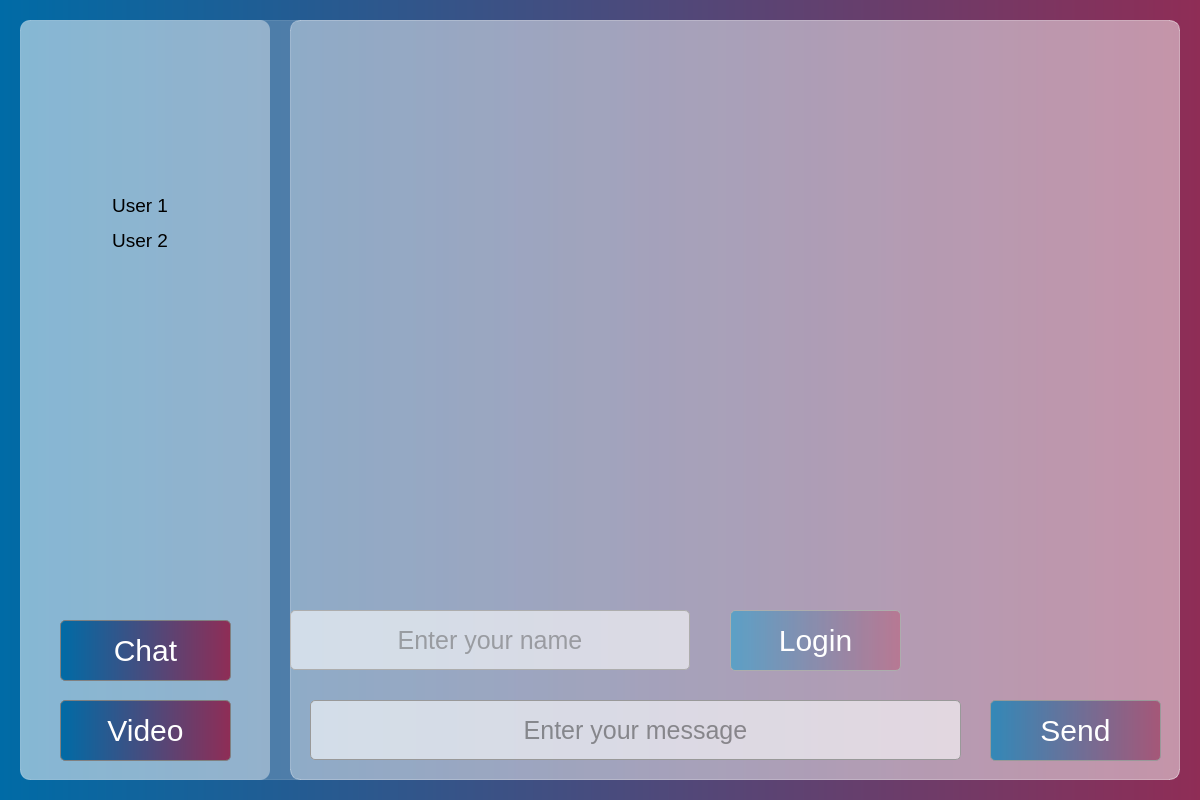
This is application.ui in amayTri21/video-chat-application as Qt 5 draws it before an edit. The edited form follows.
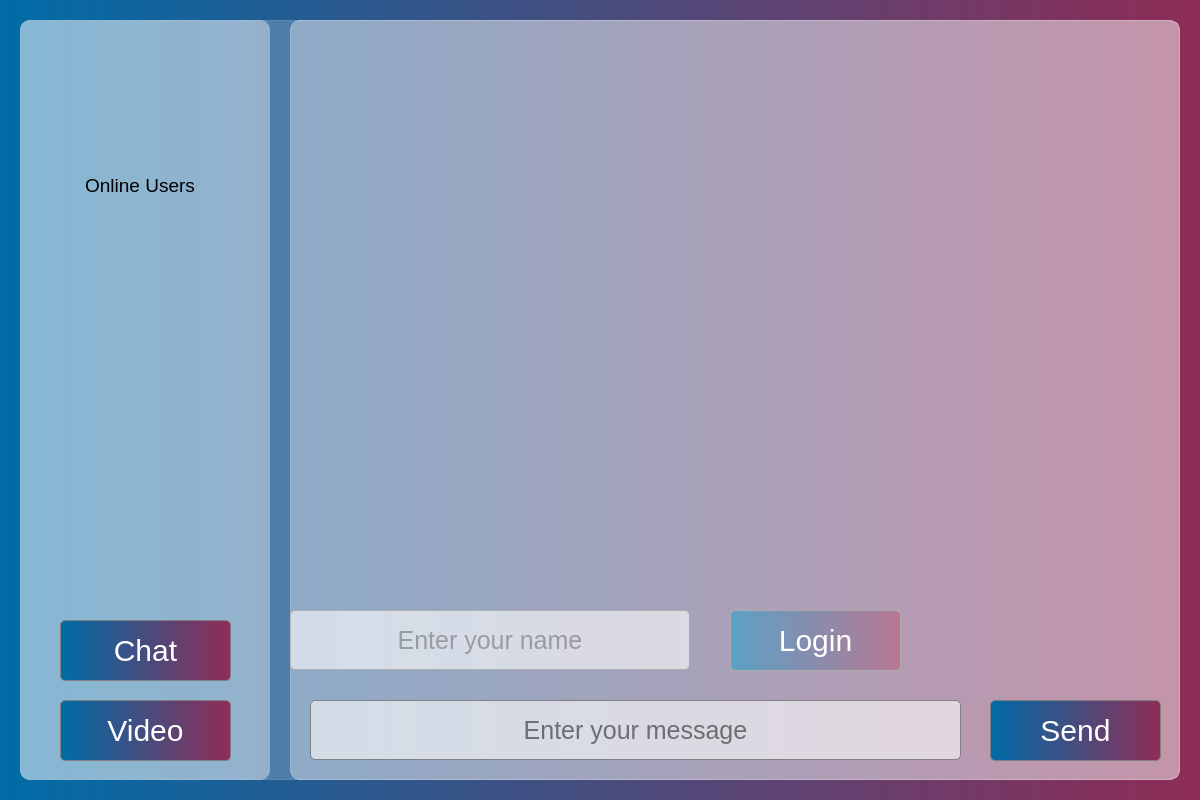
This is the edited form. Icons and pictures are not drawn.

```diff
--- a/application.ui
+++ b/application.ui
@@ -185,58 +185,37 @@
       <bool>true</bool>
      </property>
     </widget>
-    <widget class="QLabel" name="userrollno">
-     <property name="geometry">
-      <rect>
-       <x>20</x>
-       <y>170</y>
-       <width>200</width>
-       <height>30</height>
-      </rect>
-     </property>
-     <property name="font">
-      <font>
-       <pointsize>14</pointsize>
-      </font>
-     </property>
-     <property name="text">
-      <string>User 1</string>
-     </property>
-     <property name="alignment">
-      <set>Qt::AlignCenter</set>
-     </property>
-    </widget>
-    <widget class="QLabel" name="username_2">
-     <property name="geometry">
-      <rect>
-       <x>20</x>
-       <y>200</y>
-       <width>200</width>
-       <height>41</height>
-      </rect>
-     </property>
-     <property name="font">
-      <font>
-       <pointsize>14</pointsize>
-      </font>
-     </property>
-     <property name="text">
-      <string>User 2</string>
-     </property>
-     <property name="alignment">
-      <set>Qt::AlignCenter</set>
-     </property>
-    </widget>
-    <widget class="QWidget" name="verticalLayoutWidget">
+    <widget class="QLabel" name="label1">
      <property name="geometry">
       <rect>
        <x>20</x>
        <y>150</y>
+       <width>200</width>
+       <height>30</height>
+      </rect>
+     </property>
+     <property name="font">
+      <font>
+       <pointsize>14</pointsize>
+      </font>
+     </property>
+     <property name="text">
+      <string>Online Users</string>
+     </property>
+     <property name="alignment">
+      <set>Qt::AlignCenter</set>
+     </property>
+    </widget>
+    <widget class="QWidget" name="verticalLayoutWidget">
+     <property name="geometry">
+      <rect>
+       <x>20</x>
+       <y>190</y>
        <width>201</width>
-       <height>421</height>
+       <height>381</height>
       </rect>
      </property>
-     <layout class="QVBoxLayout" name="verticalLayout"/>
+     <layout class="QVBoxLayout" name="usersLayout"/>
     </widget>
     <widget class="QPushButton" name="chatbtn">
      <property name="geometry">
@@ -308,8 +287,7 @@
     </widget>
     <zorder>label</zorder>
     <zorder>verticalLayoutWidget</zorder>
-    <zorder>username_2</zorder>
-    <zorder>userrollno</zorder>
+    <zorder>label1</zorder>
     <zorder>chatbtn</zorder>
     <zorder>videobtn</zorder>
    </widget>
@@ -423,7 +401,7 @@
       </size>
      </property>
     </widget>
-    <widget class="QLineEdit" name="message">
+    <widget class="QLineEdit" name="messagetxt">
      <property name="geometry">
       <rect>
        <x>20</x>
@@ -474,14 +452,13 @@
        <height>641</height>
       </rect>
      </property>
-     <layout class="QVBoxLayout" name="messagesLayout"/>
+     <layout class="QVBoxLayout" name="messagesLayout">
+      <property name="sizeConstraint">
+       <enum>QLayout::SetDefaultConstraint</enum>
+      </property>
+     </layout>
     </widget>
    </widget>
-   <zorder>bglbl</zorder>
-   <zorder>loginframe</zorder>
-   <zorder>sidemenu</zorder>
-   <zorder>chatframe</zorder>
-   <zorder>videoframe</zorder>
   </widget>
  </widget>
  <resources/>
```
